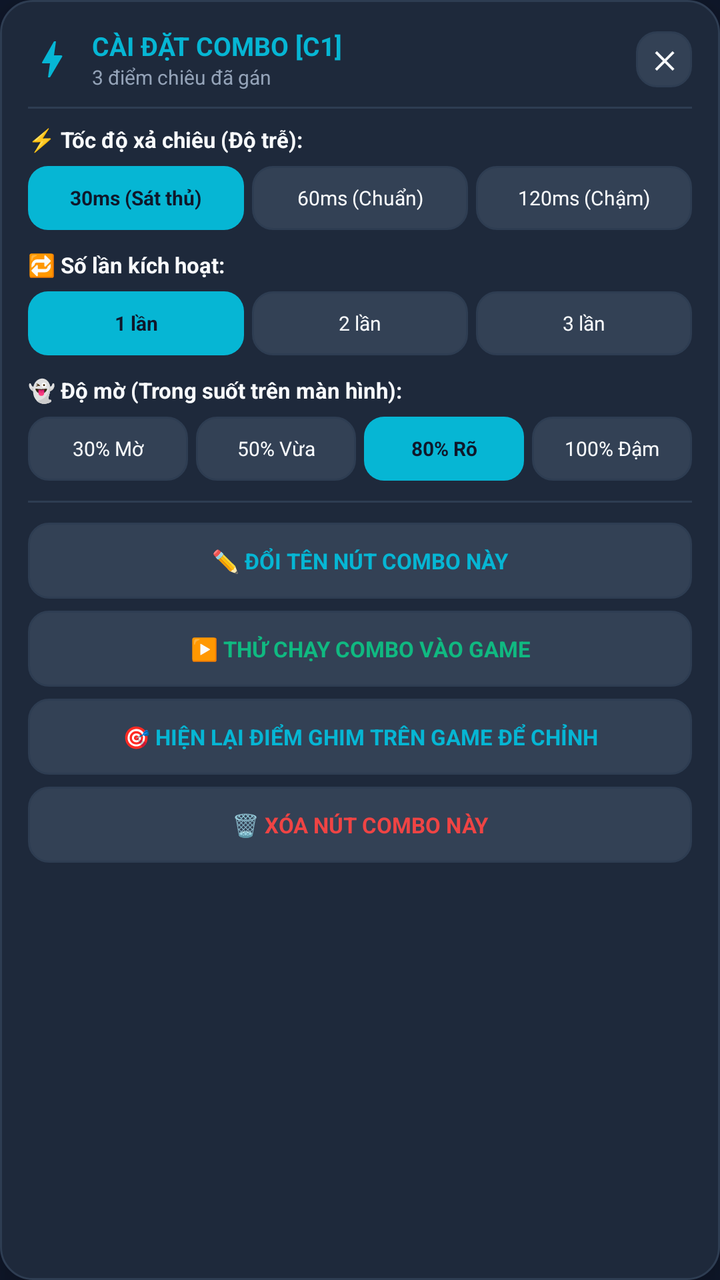
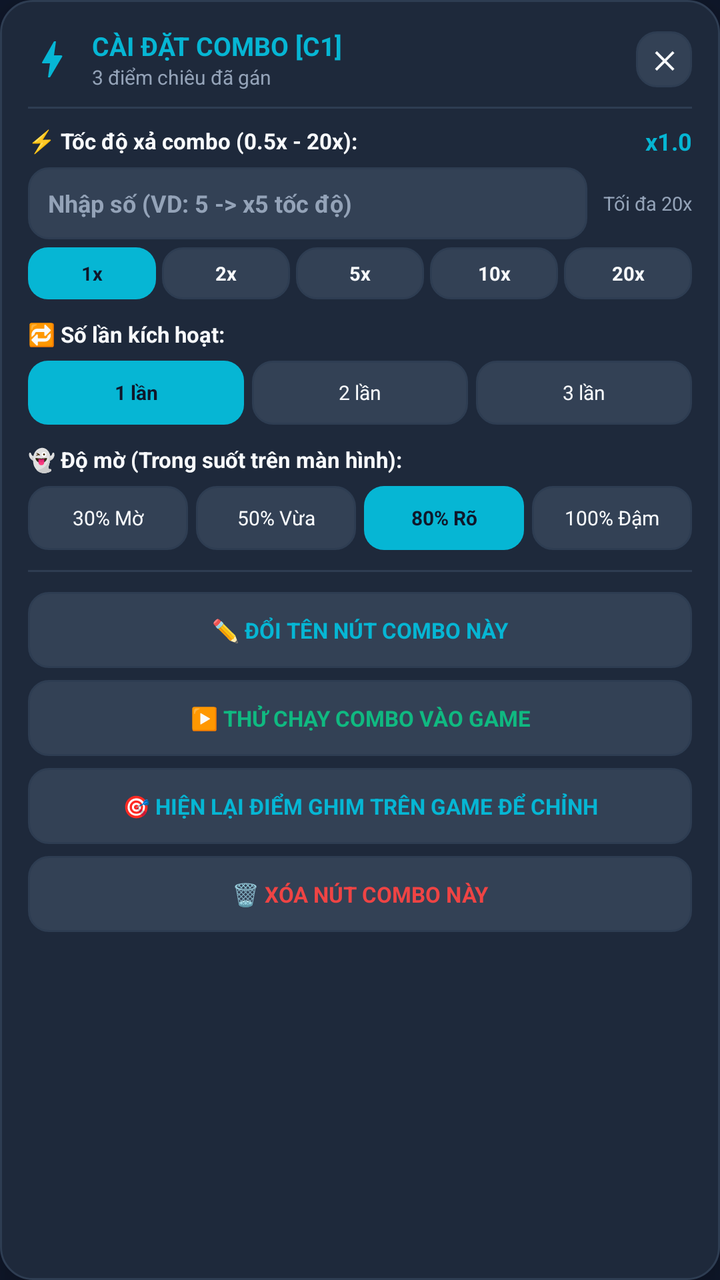

An Android layout rendered at two revisions. The XML below is the earlier revision; the diff shows what the commit changed to produce the second picture.
<!-- AndroidManifest.xml: application theme Theme.MacroGaming -->
<!-- res/layout/view_trigger_config_dialog.xml -->
<?xml version="1.0" encoding="utf-8"?>
<LinearLayout xmlns:android="http://schemas.android.com/apk/res/android"
    android:id="@+id/dialogRoot"
    android:layout_width="280dp"
    android:layout_height="wrap_content"
    android:background="@drawable/bg_dialog_card"
    android:orientation="vertical"
    android:padding="14dp"
    android:elevation="20dp">

    
    <LinearLayout
        android:layout_width="match_parent"
        android:layout_height="wrap_content"
        android:gravity="center_vertical"
        android:orientation="horizontal"
        android:layout_marginBottom="8dp">

        <ImageView
            android:layout_width="24dp"
            android:layout_height="24dp"
            android:src="@drawable/ic_speed"
            android:contentDescription="Turbo Icon" />

        <LinearLayout
            android:layout_width="0dp"
            android:layout_height="wrap_content"
            android:layout_marginStart="8dp"
            android:layout_weight="1"
            android:orientation="vertical">

            <TextView
                android:id="@+id/tvDialogComboName"
                android:layout_width="wrap_content"
                android:layout_height="wrap_content"
                android:text="CÀI ĐẶT COMBO [C1]"
                android:textColor="@color/cyan_neon"
                android:textSize="13sp"
                android:textStyle="bold" />

            <TextView
                android:id="@+id/tvDialogPointsSummary"
                android:layout_width="wrap_content"
                android:layout_height="wrap_content"
                android:text="3 điểm chiêu đã gán"
                android:textColor="@color/text_secondary"
                android:textSize="10sp" />
        </LinearLayout>

        <TextView
            android:id="@+id/btnDialogClose"
            android:layout_width="28dp"
            android:layout_height="28dp"
            android:background="@drawable/bg_turbo_btn_secondary"
            android:gravity="center"
            android:text="✕"
            android:textColor="@color/text_primary"
            android:textSize="12sp"
            android:textStyle="bold" />
    </LinearLayout>

    <View
        android:layout_width="match_parent"
        android:layout_height="1dp"
        android:background="@color/stroke_border"
        android:layout_marginBottom="8dp" />

    
    <TextView
        android:layout_width="wrap_content"
        android:layout_height="wrap_content"
        android:text="⚡ Tốc độ xả chiêu (Độ trễ):"
        android:textColor="@color/text_primary"
        android:textSize="11sp"
        android:textStyle="bold" />

    <LinearLayout
        android:layout_width="match_parent"
        android:layout_height="32dp"
        android:layout_marginTop="6dp"
        android:orientation="horizontal">

        <TextView
            android:id="@+id/btnOptDelayFast"
            android:layout_width="0dp"
            android:layout_height="match_parent"
            android:layout_weight="1"
            android:layout_marginEnd="4dp"
            android:background="@drawable/bg_turbo_btn_primary"
            android:gravity="center"
            android:text="30ms (Sát thủ)"
            android:textColor="@color/bg_dark"
            android:textSize="10sp"
            android:textStyle="bold" />

        <TextView
            android:id="@+id/btnOptDelayNormal"
            android:layout_width="0dp"
            android:layout_height="match_parent"
            android:layout_weight="1"
            android:layout_marginEnd="4dp"
            android:background="@drawable/bg_turbo_btn_secondary"
            android:gravity="center"
            android:text="60ms (Chuẩn)"
            android:textColor="@color/text_primary"
            android:textSize="10sp" />

        <TextView
            android:id="@+id/btnOptDelaySlow"
            android:layout_width="0dp"
            android:layout_height="match_parent"
            android:layout_weight="1"
            android:background="@drawable/bg_turbo_btn_secondary"
            android:gravity="center"
            android:text="120ms (Chậm)"
            android:textColor="@color/text_primary"
            android:textSize="10sp" />
    </LinearLayout>

    
    <TextView
        android:layout_width="wrap_content"
        android:layout_height="wrap_content"
        android:layout_marginTop="10dp"
        android:text="🔁 Số lần kích hoạt:"
        android:textColor="@color/text_primary"
        android:textSize="11sp"
        android:textStyle="bold" />

    <LinearLayout
        android:layout_width="match_parent"
        android:layout_height="32dp"
        android:layout_marginTop="6dp"
        android:orientation="horizontal">

        <TextView
            android:id="@+id/btnRepeat1"
            android:layout_width="0dp"
            android:layout_height="match_parent"
            android:layout_weight="1"
            android:layout_marginEnd="4dp"
            android:background="@drawable/bg_turbo_btn_primary"
            android:gravity="center"
            android:text="1 lần"
            android:textColor="@color/bg_dark"
            android:textSize="10sp"
            android:textStyle="bold" />

        <TextView
            android:id="@+id/btnRepeat2"
            android:layout_width="0dp"
            android:layout_height="match_parent"
            android:layout_weight="1"
            android:layout_marginEnd="4dp"
            android:background="@drawable/bg_turbo_btn_secondary"
            android:gravity="center"
            android:text="2 lần"
            android:textColor="@color/text_primary"
            android:textSize="10sp" />

        <TextView
            android:id="@+id/btnRepeat3"
            android:layout_width="0dp"
            android:layout_height="match_parent"
            android:layout_weight="1"
            android:background="@drawable/bg_turbo_btn_secondary"
            android:gravity="center"
            android:text="3 lần"
            android:textColor="@color/text_primary"
            android:textSize="10sp" />
    </LinearLayout>

    
    <TextView
        android:layout_width="wrap_content"
        android:layout_height="wrap_content"
        android:layout_marginTop="10dp"
        android:text="👻 Độ mờ (Trong suốt trên màn hình):"
        android:textColor="@color/text_primary"
        android:textSize="11sp"
        android:textStyle="bold" />

    <LinearLayout
        android:layout_width="match_parent"
        android:layout_height="32dp"
        android:layout_marginTop="6dp"
        android:orientation="horizontal">

        <TextView
            android:id="@+id/btnOpacity30"
            android:layout_width="0dp"
            android:layout_height="match_parent"
            android:layout_weight="1"
            android:layout_marginEnd="4dp"
            android:background="@drawable/bg_turbo_btn_secondary"
            android:gravity="center"
            android:text="30% Mờ"
            android:textColor="@color/text_primary"
            android:textSize="10sp" />

        <TextView
            android:id="@+id/btnOpacity50"
            android:layout_width="0dp"
            android:layout_height="match_parent"
            android:layout_weight="1"
            android:layout_marginEnd="4dp"
            android:background="@drawable/bg_turbo_btn_secondary"
            android:gravity="center"
            android:text="50% Vừa"
            android:textColor="@color/text_primary"
            android:textSize="10sp" />

        <TextView
            android:id="@+id/btnOpacity80"
            android:layout_width="0dp"
            android:layout_height="match_parent"
            android:layout_weight="1"
            android:layout_marginEnd="4dp"
            android:background="@drawable/bg_turbo_btn_primary"
            android:gravity="center"
            android:text="80% Rõ"
            android:textColor="@color/bg_dark"
            android:textSize="10sp"
            android:textStyle="bold" />

        <TextView
            android:id="@+id/btnOpacity100"
            android:layout_width="0dp"
            android:layout_height="match_parent"
            android:layout_weight="1"
            android:background="@drawable/bg_turbo_btn_secondary"
            android:gravity="center"
            android:text="100% Đậm"
            android:textColor="@color/text_primary"
            android:textSize="10sp" />
    </LinearLayout>

    <View
        android:layout_width="match_parent"
        android:layout_height="1dp"
        android:background="@color/stroke_border"
        android:layout_marginTop="10dp"
        android:layout_marginBottom="10dp" />

    <TextView
        android:id="@+id/btnDialogRename"
        android:layout_width="match_parent"
        android:layout_height="38dp"
        android:background="@drawable/bg_turbo_btn_secondary"
        android:gravity="center"
        android:text="✏️ ĐỔI TÊN NÚT COMBO NÀY"
        android:textColor="@color/cyan_neon"
        android:textSize="11sp"
        android:textStyle="bold" />

    
    <TextView
        android:id="@+id/btnDialogTestRun"
        android:layout_width="match_parent"
        android:layout_height="38dp"
        android:layout_marginTop="6dp"
        android:background="@drawable/bg_turbo_btn_secondary"
        android:gravity="center"
        android:text="▶️ THỬ CHẠY COMBO VÀO GAME"
        android:textColor="@color/emerald_play"
        android:textSize="11sp"
        android:textStyle="bold" />

    <TextView
        android:id="@+id/btnDialogRestorePins"
        android:layout_width="match_parent"
        android:layout_height="38dp"
        android:layout_marginTop="6dp"
        android:background="@drawable/bg_turbo_btn_secondary"
        android:gravity="center"
        android:text="🎯 HIỆN LẠI ĐIỂM GHIM TRÊN GAME ĐỂ CHỈNH"
        android:textColor="@color/cyan_neon"
        android:textSize="11sp"
        android:textStyle="bold" />

    <TextView
        android:id="@+id/btnDialogDelete"
        android:layout_width="match_parent"
        android:layout_height="38dp"
        android:layout_marginTop="6dp"
        android:background="@drawable/bg_turbo_btn_secondary"
        android:gravity="center"
        android:text="🗑️ XÓA NÚT COMBO NÀY"
        android:textColor="@color/crimson_stop"
        android:textSize="11sp"
        android:textStyle="bold" />

</LinearLayout>
<!-- resources referenced by this layout -->
<resources>
  <color name="bg_dark">#0F172A</color>
  <color name="crimson_stop">#EF4444</color>
  <color name="cyan_neon">#06B6D4</color>
  <color name="emerald_play">#10B981</color>
  <color name="stroke_border">#2E3D52</color>
  <color name="text_primary">#F8FAFC</color>
  <color name="text_secondary">#94A3B8</color>
  <!-- drawable bg_dialog_card (drawable) -->
  <?xml version="1.0" encoding="utf-8"?>
  <shape xmlns:android="http://schemas.android.com/apk/res/android"
      android:shape="rectangle">
      <corners android:radius="16dp" />
      <solid android:color="@color/bg_dialog" />
      <stroke
          android:width="1dp"
          android:color="@color/stroke_border" />
      <padding
          android:bottom="16dp"
          android:left="16dp"
          android:right="16dp"
          android:top="16dp" />
  </shape>
  <!-- drawable bg_turbo_btn_primary (drawable) -->
  <?xml version="1.0" encoding="utf-8"?>
  <shape xmlns:android="http://schemas.android.com/apk/res/android"
      android:shape="rectangle">
      <corners android:radius="10dp" />
      <solid android:color="@color/cyan_neon" />
  </shape>
  <!-- drawable bg_turbo_btn_secondary (drawable) -->
  <?xml version="1.0" encoding="utf-8"?>
  <shape xmlns:android="http://schemas.android.com/apk/res/android"
      android:shape="rectangle">
      <corners android:radius="10dp" />
      <solid android:color="@color/bg_surface_elevated" />
      <stroke
          android:width="1dp"
          android:color="@color/stroke_border" />
  </shape>
  <!-- drawable ic_speed (drawable) -->
  <vector xmlns:android="http://schemas.android.com/apk/res/android"
      android:width="24dp"
      android:height="24dp"
      android:viewportWidth="24"
      android:viewportHeight="24">
    <path
        android:fillColor="#06B6D4"
        android:pathData="M11,21h-1l1,-7H7.5c-0.88,0 -0.33,-0.75 -0.31,-0.78C8.48,10.94 10.42,7.54 13,3h1l-1,7h3.5c0.49,0 0.77,0.34 0.67,0.55L11,21z"/>
  </vector>
  <style name="Theme.MacroGaming" parent="Theme.Material3.Dark.NoActionBar">
          <item name="colorPrimary">@color/cyan_neon</item>
          <item name="colorOnPrimary">@color/bg_dark</item>
          <item name="colorSecondary">@color/purple_accent</item>
          <item name="android:windowBackground">@color/bg_dark</item>
          <item name="android:statusBarColor">@color/bg_dark</item>
          <item name="android:navigationBarColor">@color/bg_dark</item>
      </style>
  <color name="bg_dialog">#1E293B</color>
  <color name="bg_surface_elevated">#334155</color>
  <color name="purple_accent">#8B5CF6</color>
</resources>

<!-- the commit's change to res/layout/view_trigger_config_dialog.xml (unified diff, before → after) -->
@@ -66,55 +66,133 @@
         android:layout_marginBottom="8dp" />
 
     
-    <TextView
-        android:layout_width="wrap_content"
+    <LinearLayout
+        android:layout_width="match_parent"
         android:layout_height="wrap_content"
-        android:text="⚡ Tốc độ xả chiêu (Độ trễ):"
-        android:textColor="@color/text_primary"
-        android:textSize="11sp"
-        android:textStyle="bold" />
-
-    <LinearLayout
-        android:layout_width="match_parent"
-        android:layout_height="32dp"
-        android:layout_marginTop="6dp"
-        android:orientation="horizontal">
-
-        <TextView
-            android:id="@+id/btnOptDelayFast"
-            android:layout_width="0dp"
-            android:layout_height="match_parent"
-            android:layout_weight="1"
-            android:layout_marginEnd="4dp"
+        android:gravity="center_vertical"
+        android:orientation="horizontal">
+
+        <TextView
+            android:layout_width="0dp"
+            android:layout_height="wrap_content"
+            android:layout_weight="1"
+            android:text="⚡ Tốc độ xả combo (0.5x - 20x):"
+            android:textColor="@color/text_primary"
+            android:textSize="11sp"
+            android:textStyle="bold" />
+
+        <TextView
+            android:id="@+id/tvDialogSpeedBadge"
+            android:layout_width="wrap_content"
+            android:layout_height="wrap_content"
+            android:text="x1.0"
+            android:textColor="@color/cyan_neon"
+            android:textSize="12sp"
+            android:textStyle="bold" />
+    </LinearLayout>
+
+    <LinearLayout
+        android:layout_width="match_parent"
+        android:layout_height="36dp"
+        android:layout_marginTop="5dp"
+        android:gravity="center_vertical"
+        android:orientation="horizontal">
+
+        <EditText
+            android:id="@+id/etDialogSpeedMultiplier"
+            android:layout_width="0dp"
+            android:layout_height="match_parent"
+            android:layout_weight="1"
+            android:background="@drawable/bg_turbo_btn_secondary"
+            android:hint="Nhập số (VD: 5 -> x5 tốc độ)"
+            android:textColorHint="@color/text_secondary"
+            android:textColor="@color/cyan_neon"
+            android:textSize="12sp"
+            android:textStyle="bold"
+            android:paddingStart="10dp"
+            android:paddingEnd="10dp"
+            android:singleLine="true"
+            android:maxLength="4"
+            android:inputType="numberDecimal" />
+
+        <TextView
+            android:layout_width="wrap_content"
+            android:layout_height="wrap_content"
+            android:layout_marginStart="8dp"
+            android:text="Tối đa 20x"
+            android:textColor="@color/text_secondary"
+            android:textSize="9.5sp" />
+    </LinearLayout>
+
+    <LinearLayout
+        android:layout_width="match_parent"
+        android:layout_height="26dp"
+        android:layout_marginTop="4dp"
+        android:orientation="horizontal">
+
+        <TextView
+            android:id="@+id/btnConfigSpeed1"
+            android:layout_width="0dp"
+            android:layout_height="match_parent"
+            android:layout_weight="1"
+            android:layout_marginEnd="3dp"
             android:background="@drawable/bg_turbo_btn_primary"
             android:gravity="center"
-            android:text="30ms (Sát thủ)"
+            android:text="1x"
             android:textColor="@color/bg_dark"
-            android:textSize="10sp"
-            android:textStyle="bold" />
-
-        <TextView
-            android:id="@+id/btnOptDelayNormal"
-            android:layout_width="0dp"
-            android:layout_height="match_parent"
-            android:layout_weight="1"
-            android:layout_marginEnd="4dp"
-            android:background="@drawable/bg_turbo_btn_secondary"
-            android:gravity="center"
-            android:text="60ms (Chuẩn)"
-            android:textColor="@color/text_primary"
-            android:textSize="10sp" />
-
-        <TextView
-            android:id="@+id/btnOptDelaySlow"
-            android:layout_width="0dp"
-            android:layout_height="match_parent"
-            android:layout_weight="1"
-            android:background="@drawable/bg_turbo_btn_secondary"
-            android:gravity="center"
-            android:text="120ms (Chậm)"
-            android:textColor="@color/text_primary"
-            android:textSize="10sp" />
+            android:textSize="9.5sp"
+            android:textStyle="bold" />
+
+        <TextView
+            android:id="@+id/btnConfigSpeed2"
+            android:layout_width="0dp"
+            android:layout_height="match_parent"
+            android:layout_weight="1"
+            android:layout_marginEnd="3dp"
+            android:background="@drawable/bg_turbo_btn_secondary"
+            android:gravity="center"
+            android:text="2x"
+            android:textColor="@color/text_primary"
+            android:textSize="9.5sp"
+            android:textStyle="bold" />
+
+        <TextView
+            android:id="@+id/btnConfigSpeed5"
+            android:layout_width="0dp"
+            android:layout_height="match_parent"
+            android:layout_weight="1"
+            android:layout_marginEnd="3dp"
+            android:background="@drawable/bg_turbo_btn_secondary"
+            android:gravity="center"
+            android:text="5x"
+            android:textColor="@color/text_primary"
+            android:textSize="9.5sp"
+            android:textStyle="bold" />
+
+        <TextView
+            android:id="@+id/btnConfigSpeed10"
+            android:layout_width="0dp"
+            android:layout_height="match_parent"
+            android:layout_weight="1"
+            android:layout_marginEnd="3dp"
+            android:background="@drawable/bg_turbo_btn_secondary"
+            android:gravity="center"
+            android:text="10x"
+            android:textColor="@color/text_primary"
+            android:textSize="9.5sp"
+            android:textStyle="bold" />
+
+        <TextView
+            android:id="@+id/btnConfigSpeed20"
+            android:layout_width="0dp"
+            android:layout_height="match_parent"
+            android:layout_weight="1"
+            android:background="@drawable/bg_turbo_btn_secondary"
+            android:gravity="center"
+            android:text="20x"
+            android:textColor="@color/text_primary"
+            android:textSize="9.5sp"
+            android:textStyle="bold" />
     </LinearLayout>
 
     
